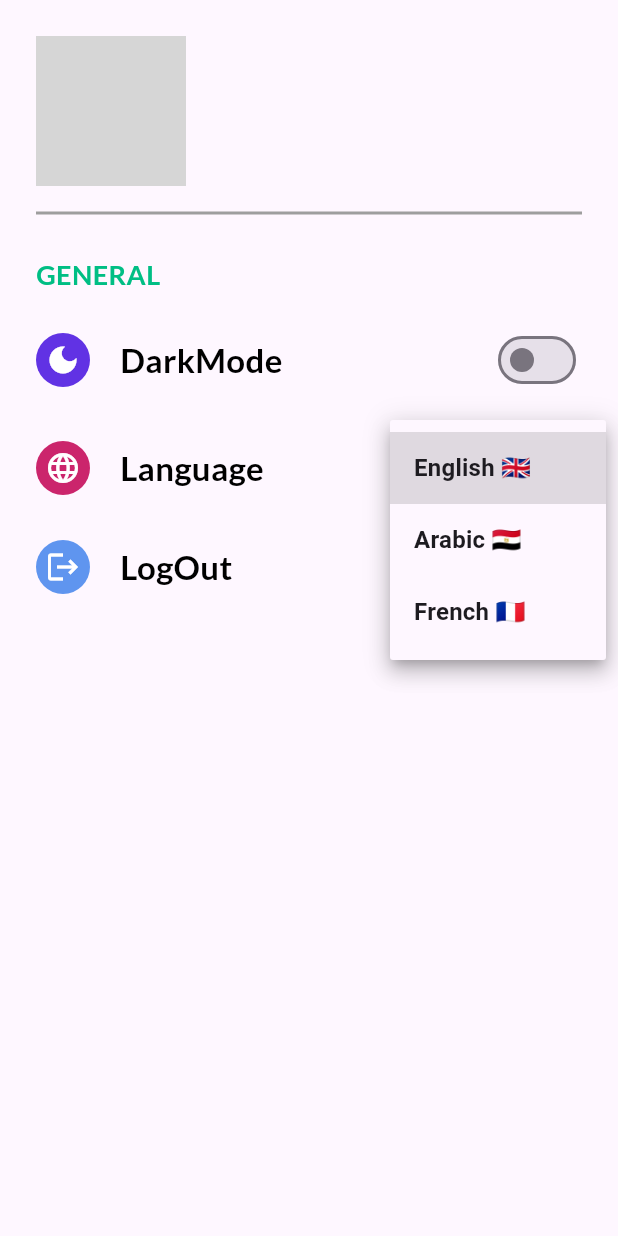
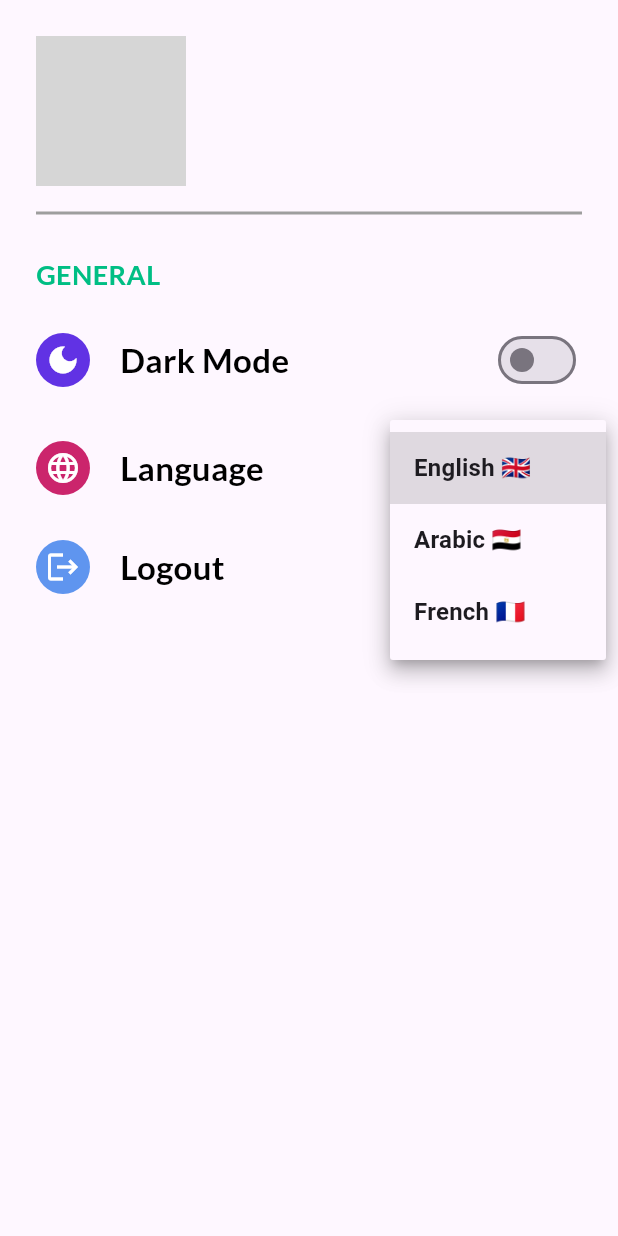
Before and after one commit to Elkelany84/Getx_Shopping_WaledAsro_Udemy, a Flutter app: the SettingsScreen screen opened directly, after a tap on "English 🇬🇧", on a phone screen of 412 x 824 dp. Run offline on Flutter 3.47's test engine with Material 3 defaults, Android fonts, the phone set to English and light mode, and no system bars; our stand-ins replace badges, carousel_slider, firebase_auth, firebase_core, flutter_rating_bar, get and 5 more; accounts and stored records are empty; network calls fail; statements that could not run were skipped; grey boxes are pictures that could not be loaded.

Commit message:
EndVideo50

```diff
--- /dev/null
+++ b/lib/language/ar.dart
@@ -0,0 +1,6 @@
+const Map<String, String> ar = {
+  "GENERAL": "عام",
+  "DarkMode": "الوضع الداكن",
+  "Language": "لغة",
+  "Logout": "تسجيل خروج",
+};
--- /dev/null
+++ b/lib/language/en.dart
@@ -0,0 +1,6 @@
+const Map<String, String> en = {
+  "GENERAL": "GENERAL",
+  "DarkMode": "Dark Mode",
+  "Language": "Language",
+  "Logout": "Logout",
+};
--- /dev/null
+++ b/lib/language/fr.dart
@@ -0,0 +1,6 @@
+const Map<String, String> fr = {
+  "GENERAL": "GÉNÉRAL",
+  "DarkMode": "Mode sombre",
+  "Language": "Langue",
+  "Logout": "Se déconnecter",
+};
--- /dev/null
+++ b/lib/language/localization.dart
@@ -0,0 +1,14 @@
+import 'package:get/route_manager.dart';
+import 'package:waleed_asro_shopping_getx_api/language/ar.dart';
+import 'package:waleed_asro_shopping_getx_api/language/en.dart';
+import 'package:waleed_asro_shopping_getx_api/language/fr.dart';
+import 'package:waleed_asro_shopping_getx_api/utils/my_string.dart';
+
+class LocalizationApp extends Translations {
+  @override
+  Map<String, Map<String, String>> get keys => {
+        ene: en,
+        ara: ar,
+        frf: fr,
+      };
+}
--- a/lib/logic/controllers/settings_controller.dart
+++ b/lib/logic/controllers/settings_controller.dart
@@ -1,8 +1,45 @@
 import 'package:get/get.dart';
+import 'package:get_storage/get_storage.dart';
+import 'package:waleed_asro_shopping_getx_api/utils/my_string.dart';
 
 class SettingsController extends GetxController {
   var switchValue = false.obs;
+  var storage = GetStorage();
+  var langLocal = ene;
   String capitalize(String profileName) {
     return profileName.split(" ").map((name) => name.capitalize).join(" ");
   }
+
+  @override
+  void onInit() async {
+    langLocal = await getLanguage;
+    super.onInit();
+  }
+
+  //Language
+  void saveLanguage(String lang) async {
+    await storage.write("lang", lang);
+  }
+
+  Future<String> get getLanguage async {
+    return await storage.read("lang") ?? ene;
+  }
+
+  void changeLanguage(String typeLang) {
+    saveLanguage(typeLang);
+    if (langLocal == typeLang) {
+      return;
+    }
+    if (typeLang == frf) {
+      langLocal = frf;
+      saveLanguage(frf);
+    } else if (typeLang == ara) {
+      langLocal = ara;
+      saveLanguage(ara);
+    } else {
+      langLocal = ene;
+      saveLanguage(ene);
+    }
+    update();
+  }
 }
--- a/lib/main.dart
+++ b/lib/main.dart
@@ -5,8 +5,10 @@ import 'package:firebase_core/firebase_core.dart';
 import 'package:flutter/material.dart';
 import 'package:get/get.dart';
 import 'package:get_storage/get_storage.dart';
+import 'package:waleed_asro_shopping_getx_api/language/localization.dart';
 import 'package:waleed_asro_shopping_getx_api/logic/controllers/theme_controller.dart';
 import 'package:waleed_asro_shopping_getx_api/routes/routes.dart';
+import 'package:waleed_asro_shopping_getx_api/utils/my_string.dart';
 import 'package:waleed_asro_shopping_getx_api/utils/theme.dart';
 
 void main() async {
@@ -32,6 +34,9 @@ class MyApp extends StatelessWidget {
   @override
   Widget build(BuildContext context) {
     return GetMaterialApp(
+      locale: Locale(GetStorage().read<String>("lang").toString()),
+      fallbackLocale: Locale(ene),
+      translations: LocalizationApp(),
       title: 'Flutter Demo',
       theme: ThemesApp.light,
       themeMode: ThemeController().themeDataGet,
--- a/lib/view/screens/settings_screen.dart
+++ b/lib/view/screens/settings_screen.dart
@@ -32,7 +32,7 @@ class SettingsScreen extends StatelessWidget {
             height: 20,
           ),
           TextUtils(
-              text: "GENERAL",
+              text: "GENERAL".tr,
               fontSize: 18,
               fontWeight: FontWeight.bold,
               color: Get.isDarkMode ? pinkClr : mainColor,
@@ -44,7 +44,7 @@ class SettingsScreen extends StatelessWidget {
           SizedBox(
             height: 20,
           ),
-          LanguagueWidget(),
+          LanguageWidget(),
           SizedBox(
             height: 20,
           ),
--- a/lib/view/widgets/settings/darkmode_widget.dart
+++ b/lib/view/widgets/settings/darkmode_widget.dart
@@ -18,7 +18,7 @@ class DarkModeWidget extends StatelessWidget {
         children: [
           buildIconWidget(),
           Switch(
-            // activeTrackColor: Get.isDarkMode ? pinkClr : mainColor,
+            activeTrackColor: Get.isDarkMode ? pinkClr : mainColor,
             activeColor: Get.isDarkMode ? pinkClr : mainColor,
             // inactiveThumbColor: Get.isDarkMode ? Colors.white : Colors.black,
             value: controller.switchValue.value,
@@ -50,7 +50,7 @@ class DarkModeWidget extends StatelessWidget {
               width: 20,
             ),
             TextUtils(
-                text: "DarkMode",
+                text: "DarkMode".tr,
                 fontSize: 22,
                 fontWeight: FontWeight.bold,
                 color: Get.isDarkMode ? Colors.white : Colors.black,
--- a/lib/view/widgets/settings/languague_widget.dart
+++ b/lib/view/widgets/settings/languague_widget.dart
@@ -1,14 +1,18 @@
 import 'package:flutter/material.dart';
 import 'package:get/get.dart';
+import 'package:waleed_asro_shopping_getx_api/logic/controllers/settings_controller.dart';
 import 'package:waleed_asro_shopping_getx_api/utils/my_string.dart';
 import 'package:waleed_asro_shopping_getx_api/utils/theme.dart';
 import 'package:waleed_asro_shopping_getx_api/view/widgets/text_utils.dart';
 
-class LanguagueWidget extends StatelessWidget {
-  const LanguagueWidget({super.key});
+class LanguageWidget extends StatelessWidget {
+  LanguageWidget({super.key});
+
+  final controller = Get.find<SettingsController>();
 
   @override
   Widget build(BuildContext context) {
+    return GetBuilder<SettingsController>(builder: (_) {
       return Row(
         mainAxisAlignment: MainAxisAlignment.spaceBetween,
         children: [
@@ -30,7 +34,7 @@ class LanguagueWidget extends StatelessWidget {
                   width: 20,
                 ),
                 TextUtils(
-                  text: "Language",
+                    text: "Language".tr,
                     fontSize: 22,
                     fontWeight: FontWeight.bold,
                     color: Get.isDarkMode ? Colors.white : Colors.black,
@@ -44,7 +48,8 @@ class LanguagueWidget extends StatelessWidget {
             decoration: BoxDecoration(
               borderRadius: BorderRadius.circular(13),
               border: Border.all(
-                color: Get.isDarkMode ? Colors.white : Colors.black, width: 2),
+                  color: Get.isDarkMode ? Colors.white : Colors.black,
+                  width: 2),
             ),
             child: DropdownButtonHideUnderline(
               child: DropdownButton<String>(
@@ -54,36 +59,41 @@ class LanguagueWidget extends StatelessWidget {
                   color: Get.isDarkMode ? Colors.white : Colors.black,
                 ),
                 onChanged: (value) {
-                ene = value!;
+                  controller.changeLanguage(value!);
+                  Get.updateLocale(Locale(value!));
                 },
                 items: [
                   DropdownMenuItem(
                     value: ene,
                     child: Text(
                       english,
-                    style: TextStyle(fontWeight: FontWeight.bold, fontSize: 16),
+                      style:
+                          TextStyle(fontWeight: FontWeight.bold, fontSize: 16),
                     ),
                   ),
                   DropdownMenuItem(
                     value: ara,
                     child: Text(
                       arabic,
-                    style: TextStyle(fontWeight: FontWeight.bold, fontSize: 16),
+                      style:
+                          TextStyle(fontWeight: FontWeight.bold, fontSize: 16),
                     ),
                   ),
                   DropdownMenuItem(
                     value: frf,
                     child: Text(
                       france,
-                    style: TextStyle(fontWeight: FontWeight.bold, fontSize: 16),
+                      style:
+                          TextStyle(fontWeight: FontWeight.bold, fontSize: 16),
                     ),
                   ),
                 ],
-              value: ene,
+                value: controller.langLocal,
               ),
             ),
           )
         ],
       );
+    });
   }
 }
--- a/lib/view/widgets/settings/logout_widget.dart
+++ b/lib/view/widgets/settings/logout_widget.dart
@@ -61,7 +61,7 @@ class LogOutWidget extends StatelessWidget {
                   width: 20,
                 ),
                 TextUtils(
-                    text: "LogOut",
+                    text: "Logout".tr,
                     fontSize: 22,
                     fontWeight: FontWeight.bold,
                     color: Get.isDarkMode ? Colors.white : Colors.black,
```
Lines whose indentation alone changed are shown as unchanged.
